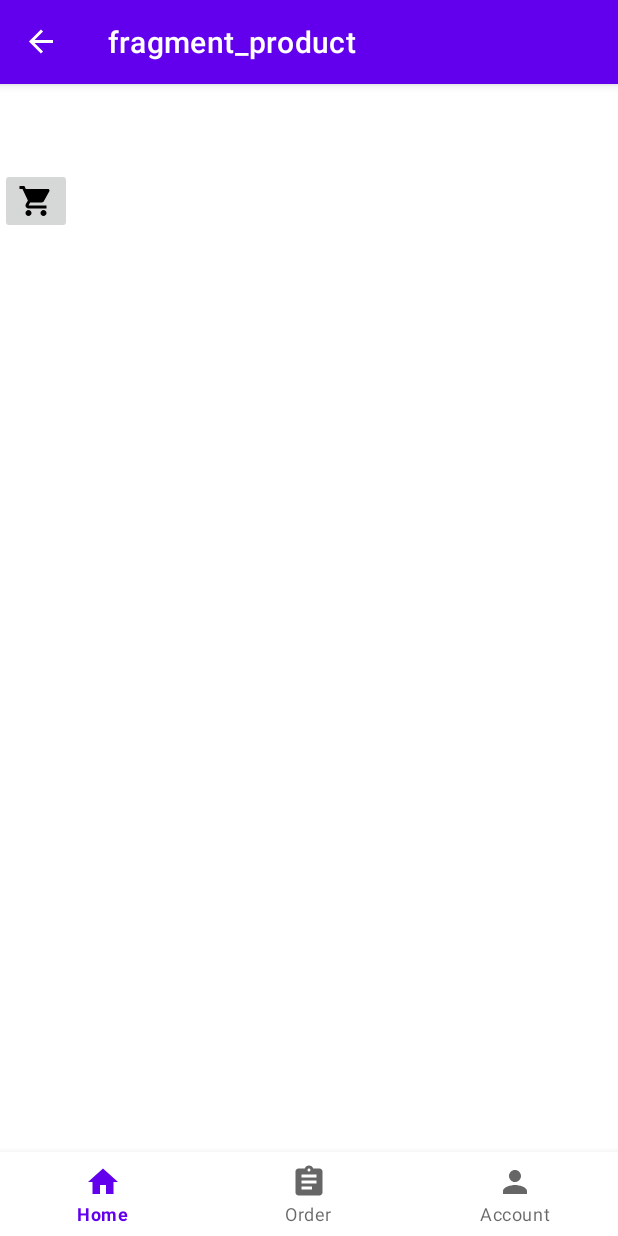
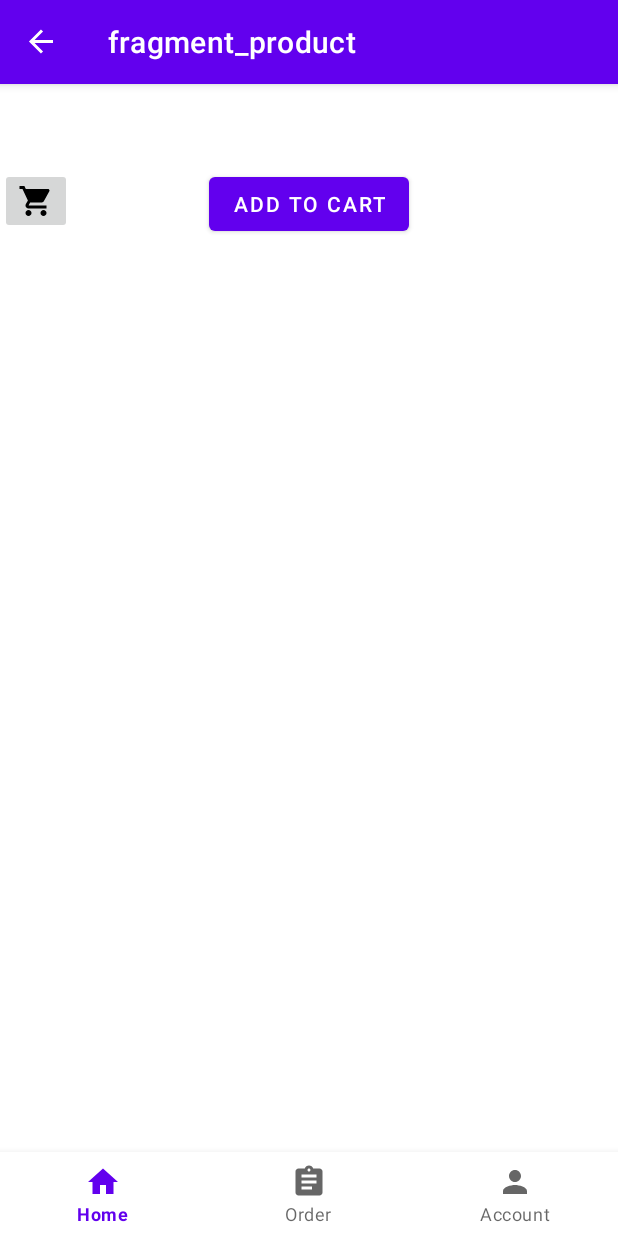
Before and after one commit to FenrirChiew/BAIT2073MAD, an Android app: the screen it shows after launch (MainActivity), on a phone screen of 412 x 824 dp. Run offline under Robolectric (Android 15) with nearby library versions, the phone set to English and light mode, and no system bars; our stand-ins replace data binding, navigation-ui.

Commit message:
cart update

```diff
--- a/app/src/main/java/my/edu/tarc/bait2073mad/ui/product/ProductFragment.kt
+++ b/app/src/main/java/my/edu/tarc/bait2073mad/ui/product/ProductFragment.kt
@@ -6,11 +6,20 @@ import androidx.fragment.app.Fragment
 import android.view.LayoutInflater
 import android.view.View
 import android.view.ViewGroup
+import androidx.fragment.app.activityViewModels
 import androidx.navigation.Navigation
 import androidx.navigation.fragment.findNavController
 import my.edu.tarc.bait2073mad.R
+import my.edu.tarc.bait2073mad.databinding.FragmentProductBinding
+import my.edu.tarc.bait2073mad.ui.cart.CartItem
+import my.edu.tarc.bait2073mad.ui.cart.CartViewModel
 
 class ProductFragment : Fragment() {
+
+    private var _binding: FragmentProductBinding? = null
+    private val binding get() = _binding!!
+    //view model of cart
+    private val cartViewModel: CartViewModel by activityViewModels()
 
     companion object {
         fun newInstance() = ProductFragment()
@@ -21,9 +30,9 @@ class ProductFragment : Fragment() {
         inflater: LayoutInflater, container: ViewGroup?,
         savedInstanceState: Bundle?
     ): View? {
-
-        return inflater.inflate(R.layout.fragment_product, container, false)
-
+        _binding = FragmentProductBinding.inflate(inflater, container, false)
+        return binding.root
+        //return inflater.inflate(R.layout.fragment_product, container, false)
     }
 
     override fun onActivityCreated(savedInstanceState: Bundle?) {
@@ -35,9 +44,19 @@ class ProductFragment : Fragment() {
     }
 
     override fun onViewCreated(view: View, savedInstanceState: Bundle?) {
-        val b = view.findViewById<View>(R.id.imageButtonCart)
-        b.setOnClickListener {
+        view.findViewById<View>(R.id.imageButtonCart).setOnClickListener {
             Navigation.findNavController(view).navigate(R.id.action_productFragment_to_navigation_cart)
+        }
+
+        view.findViewById<View>(R.id.buttonAddToCart).setOnClickListener {
+            //insert data to cart database
+//            binding.apply{
+//                val productName = productNameid.text.toString
+//                val productImage = pass image here
+//                val productPrice = productPriceid.text.toString
+//                val addToCartItem = CartItem(productName,productImage,productPrice)
+//                cartViewModel.addCartItem(addToCartItem)
+//            }
         }
         super.onViewCreated(view, savedInstanceState)
     }
--- a/app/src/main/res/layout/activity_main.xml
+++ b/app/src/main/res/layout/activity_main.xml
@@ -11,31 +11,28 @@
         android:layout_height="match_parent"
         android:paddingTop="?attr/actionBarSize">
 
+        <fragment
+            android:id="@+id/nav_host_fragment_activity_main"
+            android:name="androidx.navigation.fragment.NavHostFragment"
+            android:layout_width="match_parent"
+            android:layout_height="0dp"
+            app:defaultNavHost="true"
+            app:layout_constraintBottom_toTopOf="@+id/nav_view"
+            app:layout_constraintHorizontal_bias="0.0"
+            app:layout_constraintLeft_toLeftOf="parent"
+            app:layout_constraintRight_toRightOf="parent"
+            app:layout_constraintTop_toTopOf="parent"
+            app:navGraph="@navigation/mobile_navigation" />
+
         <com.google.android.material.bottomnavigation.BottomNavigationView
             android:id="@+id/nav_view"
             android:layout_width="0dp"
             android:layout_height="wrap_content"
-            android:layout_marginStart="0dp"
-            android:layout_marginEnd="0dp"
             android:background="?android:attr/windowBackground"
             app:layout_constraintBottom_toBottomOf="parent"
             app:layout_constraintLeft_toLeftOf="parent"
             app:layout_constraintRight_toRightOf="parent"
             app:menu="@menu/bottom_nav_menu" />
 
-        <fragment
-            android:id="@+id/nav_host_fragment_activity_main"
-            android:name="androidx.navigation.fragment.NavHostFragment"
-            android:layout_width="match_parent"
-            android:layout_height="match_parent"
-            app:defaultNavHost="true"
-            app:layout_constraintBottom_toTopOf="@id/nav_view"
-            app:layout_constraintHorizontal_bias="0.0"
-            app:layout_constraintLeft_toLeftOf="parent"
-            app:layout_constraintRight_toRightOf="parent"
-            app:layout_constraintTop_toTopOf="parent"
-            app:layout_constraintVertical_bias="1.0"
-            app:navGraph="@navigation/mobile_navigation" />
-
     </androidx.constraintlayout.widget.ConstraintLayout>
 </layout>
--- a/app/src/main/res/layout/fragment_cart.xml
+++ b/app/src/main/res/layout/fragment_cart.xml
@@ -16,8 +16,6 @@
             android:id="@+id/checkBoxSelectAll"
             android:layout_width="wrap_content"
             android:layout_height="wrap_content"
-            android:layout_marginStart="8dp"
-            android:layout_marginTop="8dp"
             android:text="@string/selectAll"
             app:layout_constraintStart_toStartOf="parent"
             app:layout_constraintTop_toTopOf="parent" />
@@ -26,8 +24,6 @@
             android:id="@+id/buttonCheckOut"
             android:layout_width="wrap_content"
             android:layout_height="wrap_content"
-            android:layout_marginTop="8dp"
-            android:layout_marginEnd="8dp"
             android:text="@string/titleCheckOut"
             app:layout_constraintEnd_toEndOf="parent"
             app:layout_constraintTop_toTopOf="parent" />
--- a/app/src/main/res/layout/fragment_product.xml
+++ b/app/src/main/res/layout/fragment_product.xml
@@ -3,15 +3,25 @@
     xmlns:app="http://schemas.android.com/apk/res-auto"
     xmlns:tools="http://schemas.android.com/tools">
 
-    <FrameLayout
+    <androidx.constraintlayout.widget.ConstraintLayout
         android:layout_width="match_parent"
-        android:layout_height="match_parent"
-        tools:context=".ui.product.ProductFragment">
+        android:layout_height="match_parent">
 
         <ImageButton
             android:id="@+id/imageButtonCart"
             android:layout_width="wrap_content"
             android:layout_height="wrap_content"
-            android:src="@drawable/ic_shopping_cart_black_24dp" />
-    </FrameLayout>
+            android:src="@drawable/ic_shopping_cart_black_24dp"
+            app:layout_constraintStart_toStartOf="parent"
+            app:layout_constraintTop_toTopOf="parent" />
+
+        <Button
+            android:id="@+id/buttonAddToCart"
+            android:layout_width="wrap_content"
+            android:layout_height="wrap_content"
+            android:text="Add to Cart"
+            app:layout_constraintEnd_toEndOf="parent"
+            app:layout_constraintStart_toStartOf="parent"
+            app:layout_constraintTop_toTopOf="parent" />
+    </androidx.constraintlayout.widget.ConstraintLayout>
 </layout>
```
Also changed, not shown: app/build.gradle (+37 -8 lines), app/src/main/java/my/edu/tarc/bait2073mad/MainActivity.kt (+7 -0 lines), app/src/main/java/my/edu/tarc/bait2073mad/ui/cart/CartFragment.kt (+35 -5 lines), app/src/main/java/my/edu/tarc/bait2073mad/ui/cart/CartItem.kt (added, +7 -0 lines), app/src/main/java/my/edu/tarc/bait2073mad/ui/cart/CartItemAdapter.kt (added, +44 -0 lines), app/src/main/java/my/edu/tarc/bait2073mad/ui/cart/CartItemDao.kt (added, +19 -0 lines), app/src/main/java/my/edu/tarc/bait2073mad/ui/cart/CartItemDatabase.kt (added, +37 -0 lines), app/src/main/java/my/edu/tarc/bait2073mad/ui/cart/CartItemRepository.kt (added, +26 -0 lines), app/src/main/java/my/edu/tarc/bait2073mad/ui/cart/CartViewModel.kt (+18 -3 lines), app/src/main/java/my/edu/tarc/bait2073mad/ui/cart/cartItem.kt (deleted, +0 -55 lines), app/src/main/java/my/edu/tarc/bait2073mad/ui/cart/item.java (deleted, +0 -37 lines).
